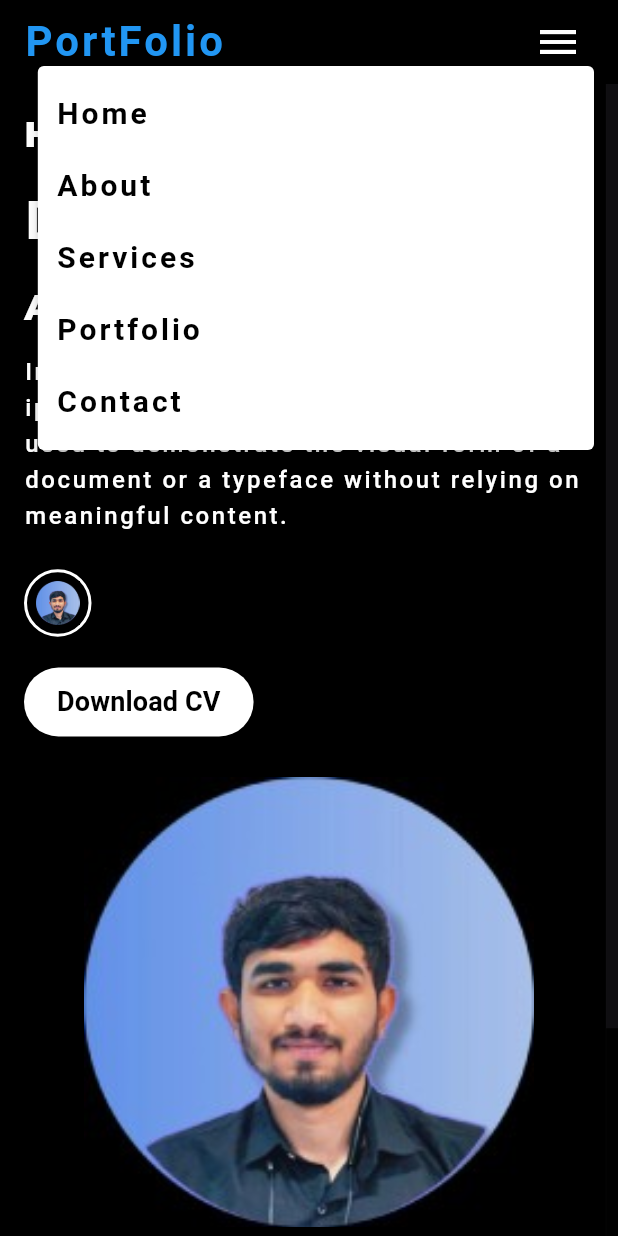
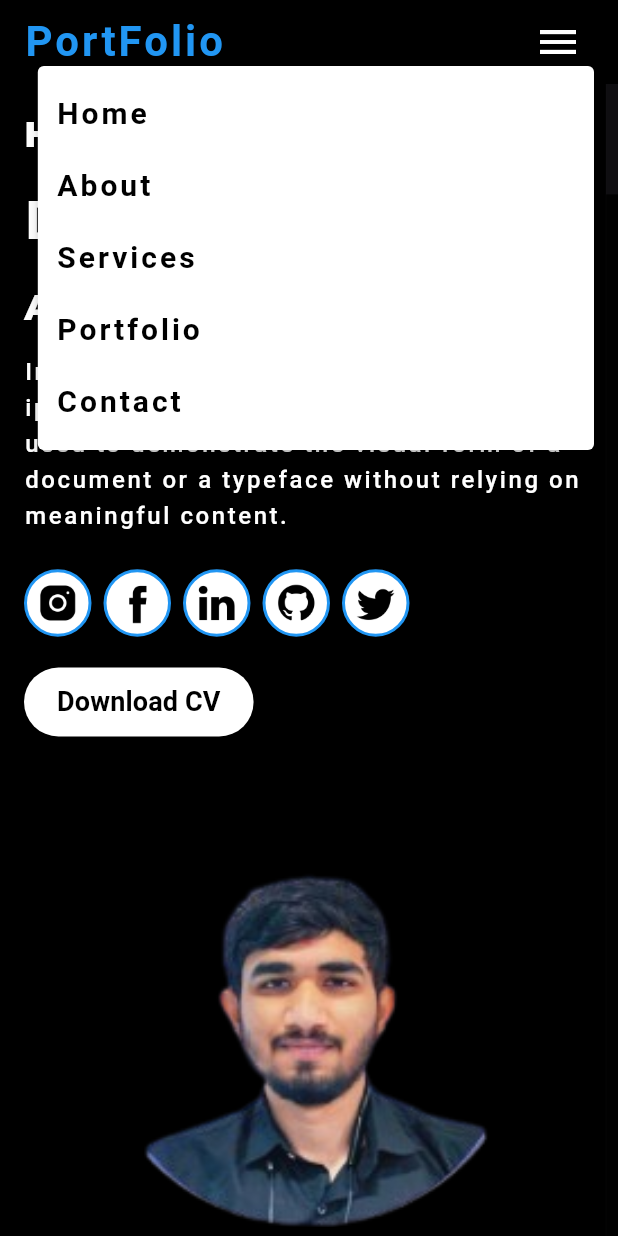
Before and after one commit to darshanjethva566/portfolio, a Flutter app: the screen it shows after launch, after a tap on the "menu" icon, on a phone screen of 412 x 824 dp. Run offline on Flutter 3.47's test engine with Material 3 defaults, Android fonts, the phone set to English and light mode, and no system bars; drawn by our look-alikes of animated_text_kit, scrollable_positioned_list; our stand-ins replace animate_do, google_fonts.

Commit message:
first commite

```diff
--- a/lib/responsive/responsive_design.dart
+++ b/lib/responsive/responsive_design.dart
@@ -5,20 +5,28 @@ class ResponsiveDesign extends StatelessWidget {
   final Widget desktop;
   final Widget tablet;
   final Color bgcolor;
+  static bool isMobile(BuildContext context) =>
+      MediaQuery.of(context).size.width < 650;
 
+  static bool isTablet(BuildContext context) =>
+      MediaQuery.of(context).size.width < 1100 &&
+          MediaQuery.of(context).size.width >= 650;
+
+  static bool isDesktop(BuildContext context) =>
+      MediaQuery.of(context).size.width >= 1100;
   const ResponsiveDesign({required this.mobile,required this.desktop,required this.tablet,required this.bgcolor, super.key});
 
   @override
   Widget build(BuildContext context) {
     return LayoutBuilder(builder: (context, constraints) {
       if(constraints.maxWidth<600){
-        return Container(child: mobile,);
+        return Container(child: mobile,color: bgcolor,);
       }
       else if(constraints.maxWidth<1200){
-        return Container(child: tablet,);
+        return Container(child: tablet,color: bgcolor,);
       }
       else{
-        return Container(child: desktop,);
+        return Container(child: desktop,color: bgcolor,);
       }
     },);
   }
--- a/lib/utils/app_assets.dart
+++ b/lib/utils/app_assets.dart
@@ -1,4 +1,9 @@
 class AppAssets{
   AppAssets._();
-  static const myPic = 'assets/images/my_pic.jpeg';
+  static const myPic = 'assets/images/hd_pic.png';
+  static const facebook = 'assets/images/face.png';
+  static const gitHub = 'assets/images/git.png';
+  static const insta = 'assets/images/in.png';
+  static const linkedIn = 'assets/images/insta.png';
+  static const twitter = 'assets/images/twit.png';
 }
--- a/lib/utils/custom_buttons.dart
+++ b/lib/utils/custom_buttons.dart
@@ -11,11 +11,12 @@ class AppButtons{
     return MaterialButton(
       onPressed: onTap,
       color: AppColors.whiteClr,
-      splashColor: AppColors.blackClr,
+      splashColor: AppColors.blueClr,
       padding: const EdgeInsets.symmetric(horizontal: 22, vertical: 10),
       shape: OutlineInputBorder(
           borderRadius: BorderRadius.circular(30), borderSide: BorderSide.none),
       hoverColor: AppColors.blueClr,
+
       elevation: 7,
       height: 46,
       minWidth: 130,
--- /dev/null
+++ b/lib/views/about_us_screen/about_us_screen.dart
@@ -0,0 +1,66 @@
+
+import 'package:flutter/material.dart';
+
+import 'package:my_portfolio/responsive/responsive_design.dart';
+import 'package:my_portfolio/utils/app_assets.dart';
+import 'package:my_portfolio/utils/custome_textstyle.dart';
+
+class AboutUs extends StatelessWidget {
+  const AboutUs({super.key});
+
+  @override
+  Widget build(BuildContext context) {
+
+    return ResponsiveDesign(mobile:
+    Padding(
+      padding:  EdgeInsets.all(16),
+      child: Column(
+        children: [
+          introText(),
+
+          myImage(),
+
+        ],
+      ),
+    ), desktop: desktopTablet(), tablet:  desktopTablet(), bgcolor: Colors.purple.withOpacity(0.3));
+  }
+
+  Image myImage() {
+    return Image.asset( AppAssets.myPic,
+          height: 400,
+          width: 400,
+          fit: BoxFit.fill,);
+  }
+
+   desktopTablet() {
+    return Padding(
+      padding: const EdgeInsets.all(32),
+      child: Row(
+      mainAxisAlignment: MainAxisAlignment.spaceBetween,
+      crossAxisAlignment: CrossAxisAlignment.center,
+      children: [
+        myImage(),
+        Expanded(child: introText())
+      ],
+        ),
+    );
+  }
+
+    introText() {
+    return Column(
+      crossAxisAlignment: CrossAxisAlignment.start,
+      children: [
+        RichText(text: TextSpan(text: "About"  ,style: AppTextStyles.headingStyles(),children: [
+          TextSpan(text: " ME!",style: AppTextStyles.headingStyles(color: Colors.blue))
+        ]),),
+        SizedBox(height: 10,),
+        Text('Flutter Developer',style: AppTextStyles.headingStyles(),),
+        SizedBox(height: 10,),
+        Text('Contrary to popular belief, Lorem Ipsum is not simply random text. It has roots in a piece of classical Latin literature from 45 BC, making it over 2000 years old. Richard McClintock, a Latin professor at Hampden-Sydney College in Virginia, looked up one of the more obscure Latin words, consectetur, from a Lorem Ipsum passage, and going through the cites of the word in classical literature, discovered the undoubtable source. Lorem Ipsum comes from sections 1.10.32 and 1.10.33 of "de Finibus Bonorum et Malorum" (The Extremes of Good and Evil) by Cicero, written in 45 BC. This book is a treatise on the theory of ethics, very popular during the Renaissance. The first line of Lorem Ipsum, "Lorem ipsum dolor sit amet..", comes from a line in section 1.10.32.The standard chunk of Lorem Ipsum used since the 1500s is reproduced below for those interested. Sections 1.10.32 and 1.10.33 from "de Finibus Bonorum et Malorum" by Cicero are also reproduced in their exact original form, accompanied by English versions from the 1914 translation by H. Rackham.',
+          style: AppTextStyles.comfortaaStyle(),),
+
+
+      ],
+    );
+  }
+}
--- a/lib/views/main_screen.dart
+++ b/lib/views/main_screen.dart
@@ -1,6 +1,7 @@
 import 'package:flutter/material.dart';
 import 'package:my_portfolio/utils/app_colors.dart';
 import 'package:my_portfolio/utils/custome_textstyle.dart';
+import 'package:my_portfolio/views/about_us_screen/about_us_screen.dart';
 import 'package:my_portfolio/views/profille_view/profile_screen.dart';
 import 'package:scrollable_positioned_list/scrollable_positioned_list.dart';
 
@@ -34,7 +35,7 @@ class _MainScreenState extends State<MainScreen> {
 
   final screensList = const <Widget>[
     ProfileDetails(),
-    SizedBox(),
+    AboutUs(),
     SizedBox(),
     SizedBox(),
     SizedBox(),
--- a/lib/views/profille_view/profile_screen.dart
+++ b/lib/views/profille_view/profile_screen.dart
@@ -16,12 +16,18 @@ class ProfileDetails extends StatefulWidget {
 }
 
 class _ProfileDetailsState extends State<ProfileDetails> {
+  //  static const myPic = 'assets/images/my_pic.jpeg';
+  //   static const facebook = 'assets/images/face.png';
+  //   static const gitHub = 'assets/images/git.png';
+  //   static const insta = 'assets/images/in.png';
+  //   static const twitter = 'assets/images/twit.png';
   final socialButtons = <String>[
-     AppAssets.myPic,
-    // AppAssets.twitter,
-    // AppAssets.linkedIn,
-    // AppAssets.insta,
-    // AppAssets.github,
+     AppAssets.linkedIn,
+     AppAssets.facebook,
+     AppAssets.insta,
+     AppAssets.gitHub,
+     AppAssets.twitter,
+
   ];
 
   var socialBI;
@@ -103,11 +109,12 @@ class _ProfileDetailsState extends State<ProfileDetails> {
                 pause: const Duration(milliseconds: 1000),
                 displayFullTextOnTap: true,
                 stopPauseOnTap: true,
+                repeatForever: true,
               )
             ],
           ),
         ),
-        SizedBox(height: 15.0),
+        const SizedBox(height: 15.0),
         FadeInDown(
           duration: const Duration(milliseconds: 1600),
           child: Text(
@@ -118,16 +125,14 @@ class _ProfileDetailsState extends State<ProfileDetails> {
           ),
         ),
         SizedBox(height: 22.0),
-        FadeInUp(
-          duration: const Duration(milliseconds: 1600),
-          child: SizedBox(
+        SizedBox(
           height: 48,
           child: ListView.separated(
             itemCount: socialButtons.length,
             shrinkWrap: true,
             scrollDirection: Axis.horizontal,
             separatorBuilder: (context, child) =>
-                  SizedBox(width: 8.0),
+                const SizedBox(width: 8.0),
             itemBuilder: (context, index) {
               return InkWell(
                 onTap: () {},
@@ -141,14 +146,13 @@ class _ProfileDetailsState extends State<ProfileDetails> {
                   });
                 },
                 borderRadius: BorderRadius.circular(50.0),
-                  hoverColor: AppColors.blackClr,
-                  splashColor: AppColors.whiteClr,
+                hoverColor: AppColors.blueClr,
+                splashColor: AppColors.blueClr,
                 child: buildSocialButton(
                     asset: socialButtons[index],
                     hover: socialBI == index ? true : false),
               );
             },
-            ),
           ),
         ),
         SizedBox(height: 18.0),
@@ -166,13 +170,12 @@ class _ProfileDetailsState extends State<ProfileDetails> {
       width: 45,
       height: 45,
       decoration: BoxDecoration(
-        border: Border.all(color: AppColors.whiteClr, width: 2.0),
-        color: AppColors.blackClr,
+        border: Border.all(color: AppColors.blueClr, width: 2.0),
+        color: AppColors.whiteClr,
         shape: BoxShape.circle,
       ),
       padding: const EdgeInsets.all(6),
       child: Image.asset(
-
         asset,
         // color: hover ? AppColors.whiteClr : Colors.transparent,
         // fit: BoxFit.fill,
```
Also changed, not shown: assets/images/face.png (added), assets/images/git.png (added), assets/images/hd_pic.png (added), assets/images/in.png (added), assets/images/insta.png (added), assets/images/twit.png (added). Lines whose indentation alone changed are shown as unchanged.
